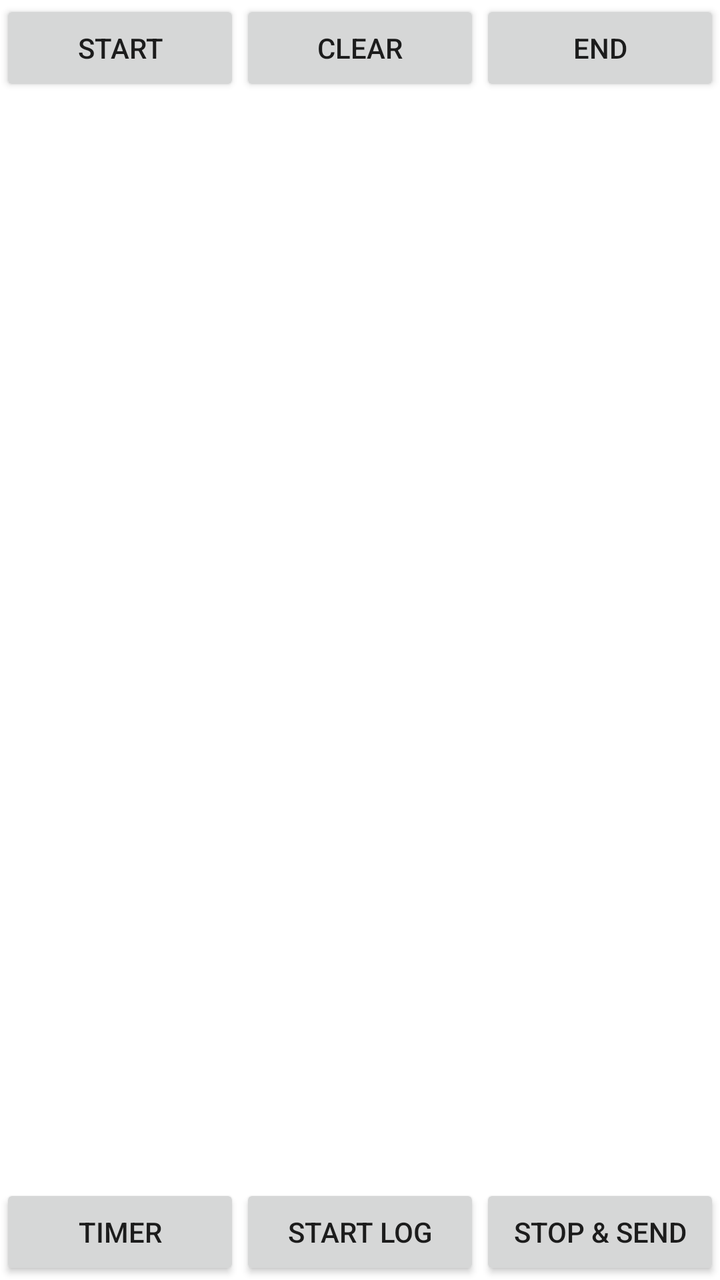
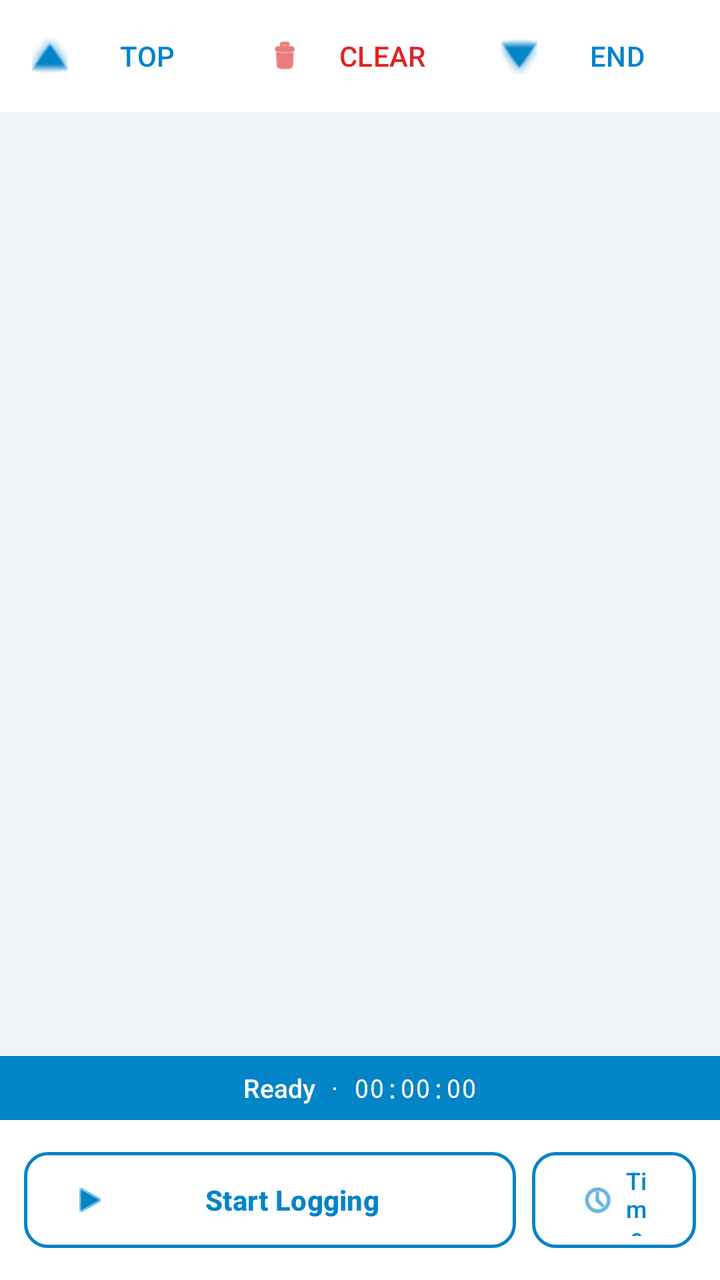

Before-and-after screenshots of an Android layout around one commit, followed by the original layout XML and the change that was made.
<!-- AndroidManifest.xml: application theme AppTheme -->
<!-- res/layout/fragment_log.xml -->
<?xml version="1.0" encoding="utf-8"?>
<LinearLayout xmlns:android="http://schemas.android.com/apk/res/android"
    android:layout_width="match_parent"
    android:layout_height="match_parent"
    android:orientation="vertical"
    android:background="@android:color/white" >

    <LinearLayout
        android:layout_width="match_parent"
        android:layout_height="wrap_content"
        android:orientation="horizontal">

        <Button
            android:id="@+id/scroll_top"
            android:layout_width="0dp"
            android:layout_height="wrap_content"
            android:layout_weight="1"
            android:text="Start" />

        <Button
            android:id="@+id/clear_log"
            android:layout_width="0dp"
            android:layout_height="wrap_content"
            android:layout_weight="1"
            android:text="Clear" />

        <Button
            android:id="@+id/scroll_bottom"
            android:layout_width="0dp"
            android:layout_height="wrap_content"
            android:layout_weight="1"
            android:text="End" />
    </LinearLayout>

    <androidx.recyclerview.widget.RecyclerView
        android:id="@+id/log_recycler"
        android:layout_width="match_parent"
        android:layout_height="0dp"
        android:layout_weight="1"/>

    <LinearLayout
        android:orientation="horizontal"
        android:layout_width="match_parent"
        android:layout_height="wrap_content">
      <TextView
          android:id="@+id/timer_display"
          android:layout_width="match_parent"
          android:layout_height="wrap_content"
          android:layout_weight="1"
          android:gravity="center_horizontal"
          android:textStyle="bold" />

    </LinearLayout>

    <LinearLayout
        android:orientation="horizontal"
        android:layout_width="match_parent"
        android:layout_height="wrap_content">
        <Button
            android:id="@+id/timer"
            android:text="Timer"
            android:layout_width="0dp"
            android:layout_weight="1"
            android:layout_height="wrap_content"/>

        <Button
            android:id="@+id/start_logs"
            android:text="Start Log"
            android:layout_width="0dp"
            android:layout_weight="1"
            android:layout_height="wrap_content"/>

        <Button
            android:id="@+id/send_file"
            android:text="Stop &amp; Send"
            android:layout_width="0dp"
            android:layout_height="wrap_content"
            android:layout_weight="1"/>

    </LinearLayout>

</LinearLayout>
<!-- resources referenced by this layout -->
<resources>
  <style name="AppTheme" parent="Theme.AppCompat.Light.DarkActionBar">
      </style>
</resources>

<!-- the commit's change to res/layout/fragment_log.xml (unified diff, before → after) -->
@@ -1,82 +1,161 @@
-<?xml version="1.0" encoding="utf-8"?>
-<LinearLayout xmlns:android="http://schemas.android.com/apk/res/android"
+<androidx.coordinatorlayout.widget.CoordinatorLayout xmlns:android="http://schemas.android.com/apk/res/android"
+    xmlns:app="http://schemas.android.com/apk/res-auto"
     android:layout_width="match_parent"
     android:layout_height="match_parent"
-    android:orientation="vertical"
-    android:background="@android:color/white" >
+    android:background="@color/background_hud">
 
     <LinearLayout
         android:layout_width="match_parent"
-        android:layout_height="wrap_content"
-        android:orientation="horizontal">
+        android:layout_height="match_parent"
+        android:orientation="vertical">
 
-        <Button
-            android:id="@+id/scroll_top"
-            android:layout_width="0dp"
+        
+        <LinearLayout
+            android:layout_width="match_parent"
             android:layout_height="wrap_content"
+            android:orientation="horizontal"
+            android:padding="4dp"
+            android:background="@color/surface_hud">
+
+            <com.google.android.material.button.MaterialButton
+                android:id="@+id/scroll_top"
+                style="@style/Widget.Material3.Button.TextButton"
+                android:layout_width="0dp"
+                android:layout_height="wrap_content"
+                android:layout_weight="1"
+                android:text="TOP"
+                android:textColor="@color/primary"
+                app:icon="@android:drawable/arrow_up_float"
+                app:iconTint="@color/primary" />
+
+            <com.google.android.material.button.MaterialButton
+                android:id="@+id/clear_log"
+                style="@style/Widget.Material3.Button.TextButton"
+                android:layout_width="0dp"
+                android:layout_height="wrap_content"
+                android:layout_weight="1"
+                android:text="CLEAR"
+                android:textColor="@color/status_poor"
+                app:icon="@android:drawable/ic_menu_delete"
+                app:iconTint="@color/status_poor" />
+
+            <com.google.android.material.button.MaterialButton
+                android:id="@+id/scroll_bottom"
+                style="@style/Widget.Material3.Button.TextButton"
+                android:layout_width="0dp"
+                android:layout_height="wrap_content"
+                android:layout_weight="1"
+                android:text="END"
+                android:textColor="@color/primary"
+                app:icon="@android:drawable/arrow_down_float"
+                app:iconTint="@color/primary" />
+        </LinearLayout>
+
+        <androidx.recyclerview.widget.RecyclerView
+            android:id="@+id/log_recycler"
+            android:layout_width="match_parent"
+            android:layout_height="0dp"
             android:layout_weight="1"
-            android:text="Start" />
+            android:clipToPadding="false"
+            android:paddingBottom="88dp" />
 
-        <Button
-            android:id="@+id/clear_log"
-            android:layout_width="0dp"
+        
+        <LinearLayout
+            android:id="@+id/bottom_bar_container"
+            android:layout_width="match_parent"
             android:layout_height="wrap_content"
-            android:layout_weight="1"
-            android:text="Clear" />
+            android:orientation="vertical">
 
-        <Button
-            android:id="@+id/scroll_bottom"
-            android:layout_width="0dp"
-            android:layout_height="wrap_content"
-            android:layout_weight="1"
-            android:text="End" />
-    </LinearLayout>
+            
+            <LinearLayout
+                android:id="@+id/hud_status_bar"
+                android:layout_width="match_parent"
+                android:layout_height="32dp"
+                android:background="@color/primary"
+                android:gravity="center"
+                android:orientation="horizontal"
+                android:paddingHorizontal="16dp">
 
-    <androidx.recyclerview.widget.RecyclerView
-        android:id="@+id/log_recycler"
-        android:layout_width="match_parent"
-        android:layout_height="0dp"
-        android:layout_weight="1"/>
+                <TextView
+                    android:id="@+id/text_logging_status"
+                    android:layout_width="wrap_content"
+                    android:layout_height="wrap_content"
+                    android:text="Ready"
+                    android:textColor="@android:color/white"
+                    android:textSize="13sp"
+                    android:fontFamily="sans-serif-medium" />
 
-    <LinearLayout
-        android:orientation="horizontal"
-        android:layout_width="match_parent"
-        android:layout_height="wrap_content">
-      <TextView
-          android:id="@+id/timer_display"
-          android:layout_width="match_parent"
-          android:layout_height="wrap_content"
-          android:layout_weight="1"
-          android:gravity="center_horizontal"
-          android:textStyle="bold" />
+                <TextView
+                    android:layout_width="wrap_content"
+                    android:layout_height="wrap_content"
+                    android:paddingHorizontal="8dp"
+                    android:text="·"
+                    android:textColor="@android:color/white"
+                    android:textSize="13sp" />
+
+                <TextView
+                    android:id="@+id/timer_display"
+                    android:layout_width="wrap_content"
+                    android:layout_height="wrap_content"
+                    android:text="00:00:00"
+                    android:textColor="@android:color/white"
+                    android:textSize="13sp"
+                    android:fontFamily="monospace" />
+            </LinearLayout>
+
+            
+            <LinearLayout
+                android:layout_width="match_parent"
+                android:layout_height="wrap_content"
+                android:orientation="vertical"
+                android:background="@android:color/white"
+                android:padding="12dp">
+
+                <LinearLayout
+                    android:layout_width="match_parent"
+                    android:layout_height="wrap_content"
+                    android:orientation="horizontal">
+
+                    
+                    <com.google.android.material.button.MaterialButton
+                        android:id="@+id/start_stop_logs"
+                        style="@style/Widget.Material3.Button.OutlinedButton"
+                        android:layout_width="0dp"
+                        android:layout_weight="3"
+                        android:layout_height="56dp"
+                        android:text="Start Logging"
+                        android:textSize="14sp"
+                        android:textColor="@color/primary"
+                        android:textStyle="bold"
+                        app:cornerRadius="12dp"
+                        app:strokeWidth="1.5dp"
+                        app:strokeColor="@color/primary"
+                        app:icon="@android:drawable/ic_media_play"
+                        app:iconTint="@color/primary" />
+
+                    
+                    <com.google.android.material.button.MaterialButton
+                        android:id="@+id/timer"
+                        style="@style/Widget.Material3.Button.OutlinedButton"
+                        android:layout_width="0dp"
+                        android:layout_weight="1"
+                        android:layout_height="match_parent"
+                        android:layout_marginStart="8dp"
+                        android:text="Time"
+                        android:textSize="12sp"
+                        android:textColor="@color/primary"
+                        app:cornerRadius="12dp"
+                        app:strokeWidth="1.5dp"
+                        app:strokeColor="@color/primary"
+                        app:icon="@android:drawable/ic_menu_recent_history"
+                        app:iconSize="18dp"
+                        app:iconTint="@color/primary" />
+
+                </LinearLayout>
+
+            </LinearLayout>
+        </LinearLayout>
 
     </LinearLayout>
 
-    <LinearLayout
-        android:orientation="horizontal"
-        android:layout_width="match_parent"
-        android:layout_height="wrap_content">
-        <Button
-            android:id="@+id/timer"
-            android:text="Timer"
-            android:layout_width="0dp"
-            android:layout_weight="1"
-            android:layout_height="wrap_content"/>
-
-        <Button
-            android:id="@+id/start_logs"
-            android:text="Start Log"
-            android:layout_width="0dp"
-            android:layout_weight="1"
-            android:layout_height="wrap_content"/>
-
-        <Button
-            android:id="@+id/send_file"
-            android:text="Stop &amp; Send"
-            android:layout_width="0dp"
-            android:layout_height="wrap_content"
-            android:layout_weight="1"/>
-
-    </LinearLayout>
-
-</LinearLayout>
+</androidx.coordinatorlayout.widget.CoordinatorLayout>
<!-- resource entries referenced after the edit -->
@@ -1,6 +1,24 @@
 <!-- resources referenced by this layout -->
 <resources>
-  <style name="AppTheme" parent="Theme.AppCompat.Light.DarkActionBar">
+  <color name="background_hud">#F1F5F9</color>
+  <color name="primary">#0284C7</color>
+  <color name="status_poor">#DC2626</color>
+  <color name="surface_hud">#FFFFFF</color>
+  <style name="AppTheme" parent="Theme.Material3.Light.NoActionBar">
+          
+          <item name="colorPrimary">@color/primary</item>
+          <item name="colorPrimaryDark">@color/primary_dark</item>
+          <item name="colorAccent">@color/accent</item>
+          
+          
+          <item name="android:statusBarColor">@color/background_hud</item>
+          <item name="android:navigationBarColor">@color/background_hud</item>
+          <item name="android:windowBackground">@color/background_hud</item>
+          
+          
+          <item name="android:windowLightStatusBar">true</item>
       </style>
+  <color name="primary_dark">#0369A1</color>
+  <color name="accent">#059669</color>
 </resources>
 
